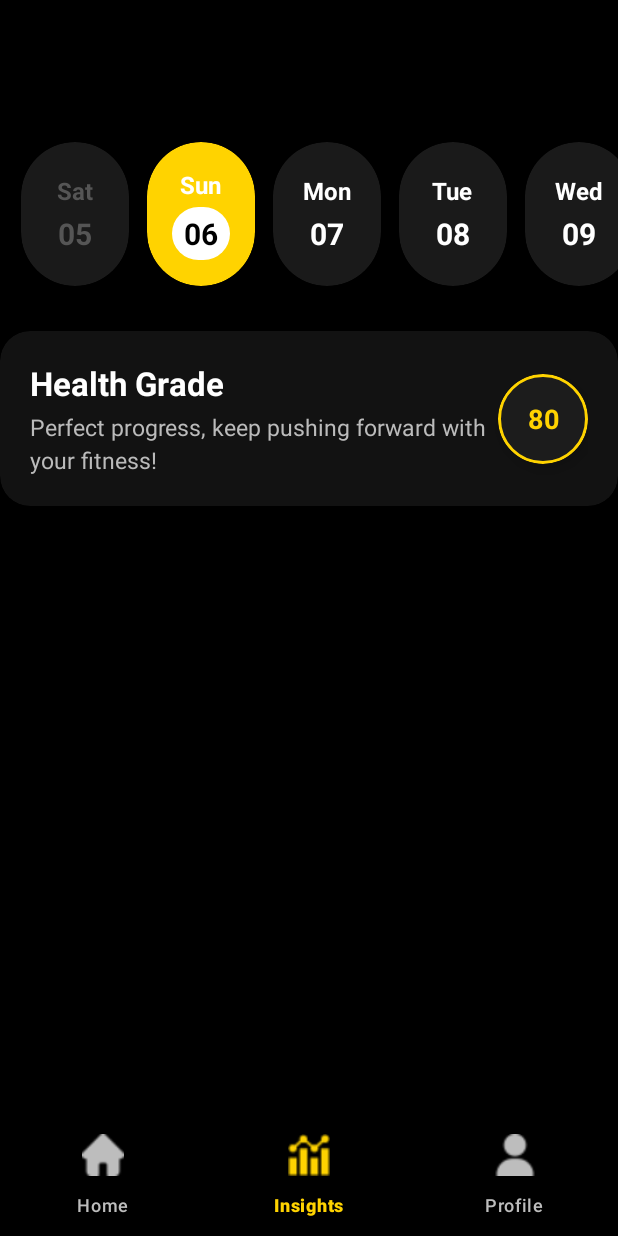
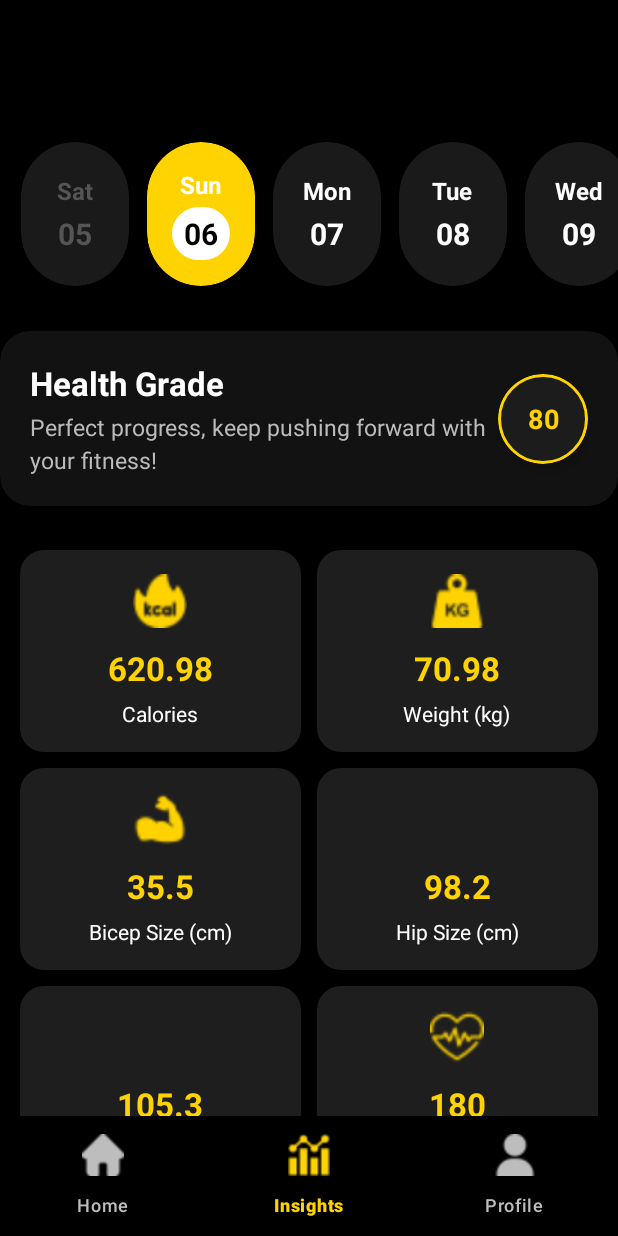
Before and after one commit to gimnakatugampala/MaxfitvipgymAndroidApp, an Android app: the screen it shows after launch (MainActivity), item 2 of the bottom bar chosen, on a phone screen of 412 x 824 dp. Run offline under Robolectric (Android 15) with nearby library versions, the phone set to English and light mode, and no system bars; libraries missing offline, so code that uses them is left out: com.github.mikephil.charting.

Commit message:
insights screen scroll done

```diff
--- a/app/build.gradle
+++ b/app/build.gradle
@@ -40,6 +40,7 @@ dependencies {
     implementation 'androidx.viewpager2:viewpager2:1.0.0'
     implementation 'com.google.android.material:material:1.10.0'
     implementation 'com.squareup.picasso:picasso:2.71828'
+    implementation 'androidx.gridlayout:gridlayout:1.0.0'
 
     implementation 'com.github.PhilJay:MPAndroidChart:v3.1.0'
 }
--- a/app/src/main/java/com/example/maxfitvipgymapp/Fragments/InsightsFragment.java
+++ b/app/src/main/java/com/example/maxfitvipgymapp/Fragments/InsightsFragment.java
@@ -4,6 +4,9 @@ import android.os.Bundle;
 import android.view.LayoutInflater;
 import android.view.View;
 import android.view.ViewGroup;
+import android.widget.ImageView;
+import android.widget.TextView;
+
 import androidx.fragment.app.Fragment;
 import androidx.recyclerview.widget.LinearLayoutManager;
 import androidx.recyclerview.widget.RecyclerView;
@@ -17,6 +20,8 @@ import java.util.ArrayList;
 import java.util.Calendar;
 import java.util.List;
 
+import androidx.gridlayout.widget.GridLayout; // ✅ Correct import
+
 public class InsightsFragment extends Fragment {
 
     private RecyclerView dateRecyclerView;
@@ -27,6 +32,7 @@ public class InsightsFragment extends Fragment {
                              Bundle savedInstanceState) {
         View view = inflater.inflate(R.layout.fragment_insights, container, false);
 
+        // Date selector setup
         dateRecyclerView = view.findViewById(R.id.date_recycler_view);
         dateRecyclerView.setLayoutManager(
                 new LinearLayoutManager(getContext(), LinearLayoutManager.HORIZONTAL, false)
@@ -34,9 +40,7 @@ public class InsightsFragment extends Fragment {
 
         List<DateModel> dateList = new ArrayList<>();
         Calendar calendar = Calendar.getInstance();
-
-        // Move to yesterday
-        calendar.add(Calendar.DAY_OF_MONTH, -1);
+        calendar.add(Calendar.DAY_OF_MONTH, -1); // Move to yesterday
 
         SimpleDateFormat dayFormat = new SimpleDateFormat("EEE");
         SimpleDateFormat dateFormat = new SimpleDateFormat("dd");
@@ -46,17 +50,51 @@ public class InsightsFragment extends Fragment {
             String date = dateFormat.format(calendar.getTime());
 
             boolean isToday = i == 1;       // Today is index 1
-            boolean isDisabled = i == 0;    // Yesterday (index 0) is disabled
+            boolean isDisabled = i == 0;    // Yesterday is disabled
 
             dateList.add(new DateModel(day, date, isToday, isDisabled));
             calendar.add(Calendar.DAY_OF_MONTH, 1);
         }
 
-        dateAdapter = new DateAdapter(dateList, position -> {
-            dateAdapter.setSelected(position);
-        });
+        dateAdapter = new DateAdapter(dateList, position -> dateAdapter.setSelected(position));
+        dateRecyclerView.setAdapter(dateAdapter);
 
-        dateRecyclerView.setAdapter(dateAdapter);
+        // Stats Grid setup
+        GridLayout statsGrid = view.findViewById(R.id.stats_grid);
+
+        int[] icons = {
+                R.drawable.ic_calories,
+                R.drawable.ic_weight,
+                R.drawable.strength,
+                R.drawable.ic_hip,
+                R.drawable.ic_chest,
+                R.drawable.heartrate
+        };
+
+        String[] values = {"620.98", "70.98", "35.5", "98.2", "105.3", "180"};
+        String[] labels = {"Calories", "Weight (kg)", "Bicep Size (cm)", "Hip Size (cm)", "Chest Size (cm)", "MAX H/R"};
+
+        // Inside onCreateView(), below "statsGrid" definition:
+        for (int i = 0; i < values.length; i++) {
+            View statItem = LayoutInflater.from(getContext()).inflate(R.layout.item_stat, statsGrid, false);
+
+            // Set the icon, value, and label
+            ((ImageView) statItem.findViewById(R.id.stat_icon)).setImageResource(icons[i]);
+            ((TextView) statItem.findViewById(R.id.stat_value)).setText(values[i]);
+            ((TextView) statItem.findViewById(R.id.stat_label)).setText(labels[i]);
+
+            // Set layout params to allow 2 cards per row (or 3 if columnCount = 3)
+            GridLayout.LayoutParams params = new GridLayout.LayoutParams();
+            params.width = 0; // Take up equal width with weight
+            params.height = ViewGroup.LayoutParams.WRAP_CONTENT;
+            params.columnSpec = GridLayout.spec(GridLayout.UNDEFINED, 1f);
+            params.setMargins(8, 8, 8, 8);
+            statItem.setLayoutParams(params);
+
+            statsGrid.addView(statItem);
+        }
+
+
         return view;
     }
 }
--- /dev/null
+++ b/app/src/main/res/drawable/stat_card_bg.xml
@@ -0,0 +1,6 @@
+<!-- res/drawable/stat_card_bg.xml -->
+<shape xmlns:android="http://schemas.android.com/apk/res/android" android:shape="rectangle">
+    <solid android:color="#1E1E1E" />
+    <corners android:radius="16dp" />
+
+</shape>
--- a/app/src/main/res/layout/fragment_insights.xml
+++ b/app/src/main/res/layout/fragment_insights.xml
@@ -46,4 +46,18 @@
         android:layout_height="wrap_content"
         android:layout_marginTop="16dp" />
 
+
+    <!-- Stats Grid (2 columns) -->
+    <androidx.gridlayout.widget.GridLayout
+        android:id="@+id/stats_grid"
+        android:layout_width="match_parent"
+        android:layout_height="wrap_content"
+        app:columnCount="2"
+        android:layout_marginTop="16dp"
+        android:padding="8dp"
+        app:layout_constraintTop_toBottomOf="@id/health_grade_card"
+        app:layout_constraintStart_toStartOf="parent"
+        app:layout_constraintEnd_toEndOf="parent" />
+
+
 </androidx.constraintlayout.widget.ConstraintLayout>
--- /dev/null
+++ b/app/src/main/res/layout/item_stat.xml
@@ -0,0 +1,37 @@
+<?xml version="1.0" encoding="utf-8"?>
+<LinearLayout xmlns:android="http://schemas.android.com/apk/res/android"
+    android:layout_width="0dp"
+    android:layout_height="160dp"
+    android:layout_margin="8dp"
+    android:orientation="vertical"
+    android:padding="16dp"
+    android:background="@drawable/stat_card_bg"
+    android:gravity="center"
+    android:layout_weight="1">
+
+    <ImageView
+        android:id="@+id/stat_icon"
+        android:layout_width="36dp"
+        android:layout_height="36dp"
+        android:tint="#FFD300"
+        android:src="@drawable/ic_calories" />
+
+    <TextView
+        android:id="@+id/stat_value"
+        android:layout_width="wrap_content"
+        android:layout_height="wrap_content"
+        android:text="620.98"
+        android:textColor="#FFD300"
+        android:textSize="22sp"
+        android:textStyle="bold"
+        android:layout_marginTop="12dp" />
+
+    <TextView
+        android:id="@+id/stat_label"
+        android:layout_width="wrap_content"
+        android:layout_height="wrap_content"
+        android:text="Calories"
+        android:textColor="#FFFFFF"
+        android:textSize="14sp"
+        android:layout_marginTop="6dp" />
+</LinearLayout>
```
Also changed, not shown: app/src/main/res/drawable/ic_calories.png (added), app/src/main/res/drawable/ic_chest.png (added), app/src/main/res/drawable/ic_hip.png (added), app/src/main/res/drawable/ic_weight.png (added).
